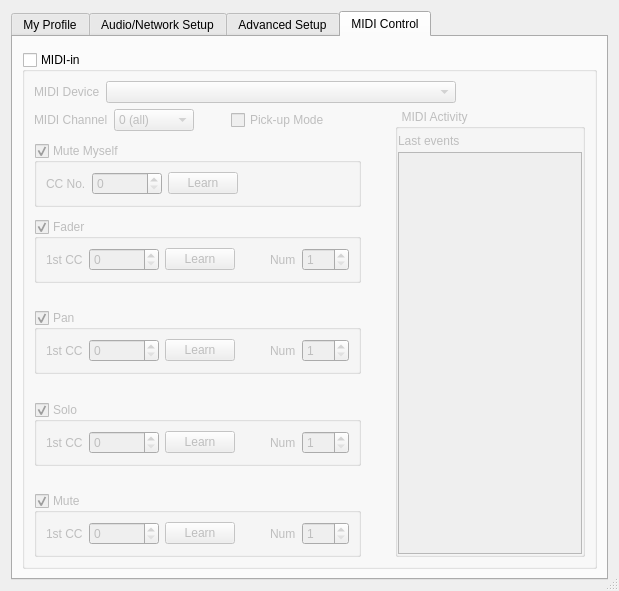
Before: the Qt Designer form src/clientsettingsdlgbase.ui in ignotus666/jamulus, drawn with Qt 5.
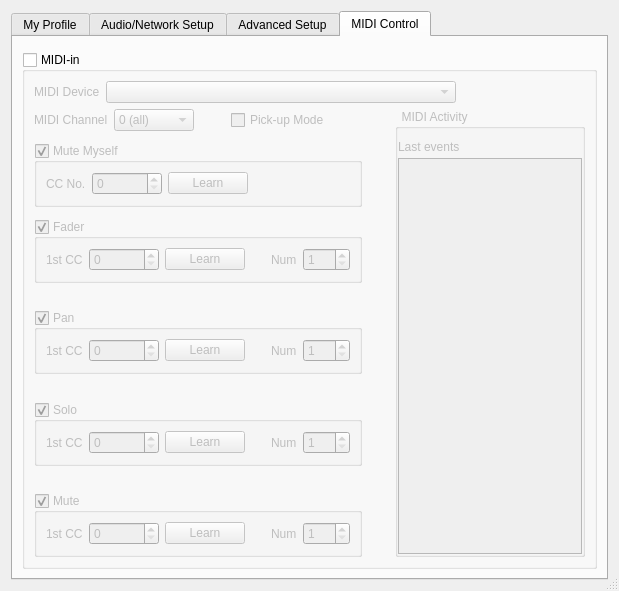
After: the same form once the commit is applied. Icons and pictures are not drawn. Custom widgets are drawn as their Qt base class.

```diff
--- a/src/clientsettingsdlgbase.ui
+++ b/src/clientsettingsdlgbase.ui
@@ -1396,7 +1396,7 @@
               <number>0</number>
              </property>
              <property name="topMargin">
-              <number>0</number>
+              <number>6</number>
              </property>
              <property name="rightMargin">
               <number>0</number>
@@ -1568,17 +1568,11 @@
                  <item>
                   <widget class="QPushButton" name="butLearnFaderOffset">
                    <property name="sizePolicy">
-                    <sizepolicy hsizetype="Fixed" vsizetype="Fixed">
+                    <sizepolicy hsizetype="Preferred" vsizetype="Fixed">
                      <horstretch>0</horstretch>
                      <verstretch>0</verstretch>
                     </sizepolicy>
                    </property>
-                   <property name="maximumSize">
-                    <size>
-                     <width>70</width>
-                     <height>16777215</height>
-                    </size>
-                   </property>
                    <property name="font">
                     <font>
                      <weight>50</weight>
@@ -1704,17 +1698,11 @@
                  <item>
                   <widget class="QPushButton" name="butLearnMuteOffset">
                    <property name="sizePolicy">
-                    <sizepolicy hsizetype="Fixed" vsizetype="Fixed">
+                    <sizepolicy hsizetype="Preferred" vsizetype="Fixed">
                      <horstretch>0</horstretch>
                      <verstretch>0</verstretch>
                     </sizepolicy>
                    </property>
-                   <property name="maximumSize">
-                    <size>
-                     <width>70</width>
-                     <height>16777215</height>
-                    </size>
-                   </property>
                    <property name="font">
                     <font>
                      <weight>50</weight>
@@ -1853,17 +1841,11 @@
                  <item>
                   <widget class="QPushButton" name="butLearnSoloOffset">
                    <property name="sizePolicy">
-                    <sizepolicy hsizetype="Fixed" vsizetype="Fixed">
+                    <sizepolicy hsizetype="Preferred" vsizetype="Fixed">
                      <horstretch>0</horstretch>
                      <verstretch>0</verstretch>
                     </sizepolicy>
                    </property>
-                   <property name="maximumSize">
-                    <size>
-                     <width>70</width>
-                     <height>16777215</height>
-                    </size>
-                   </property>
                    <property name="font">
                     <font>
                      <weight>50</weight>
@@ -1989,17 +1971,11 @@
                  <item>
                   <widget class="QPushButton" name="butLearnPanOffset">
                    <property name="sizePolicy">
-                    <sizepolicy hsizetype="Fixed" vsizetype="Fixed">
+                    <sizepolicy hsizetype="Preferred" vsizetype="Fixed">
                      <horstretch>0</horstretch>
                      <verstretch>0</verstretch>
                     </sizepolicy>
                    </property>
-                   <property name="maximumSize">
-                    <size>
-                     <width>70</width>
-                     <height>16777215</height>
-                    </size>
-                   </property>
                    <property name="font">
                     <font>
                      <weight>50</weight>
@@ -2156,17 +2132,11 @@
                <item>
                 <widget class="QPushButton" name="butLearnMuteMyself">
                  <property name="sizePolicy">
-                  <sizepolicy hsizetype="Fixed" vsizetype="Fixed">
+                  <sizepolicy hsizetype="Preferred" vsizetype="Fixed">
                    <horstretch>0</horstretch>
                    <verstretch>0</verstretch>
                   </sizepolicy>
                  </property>
-                 <property name="maximumSize">
-                  <size>
-                   <width>70</width>
-                   <height>16777215</height>
-                  </size>
-                 </property>
                  <property name="font">
                   <font>
                    <weight>50</weight>
```
Left out of the diff: 16 changed lines with no effect on the pictures.
